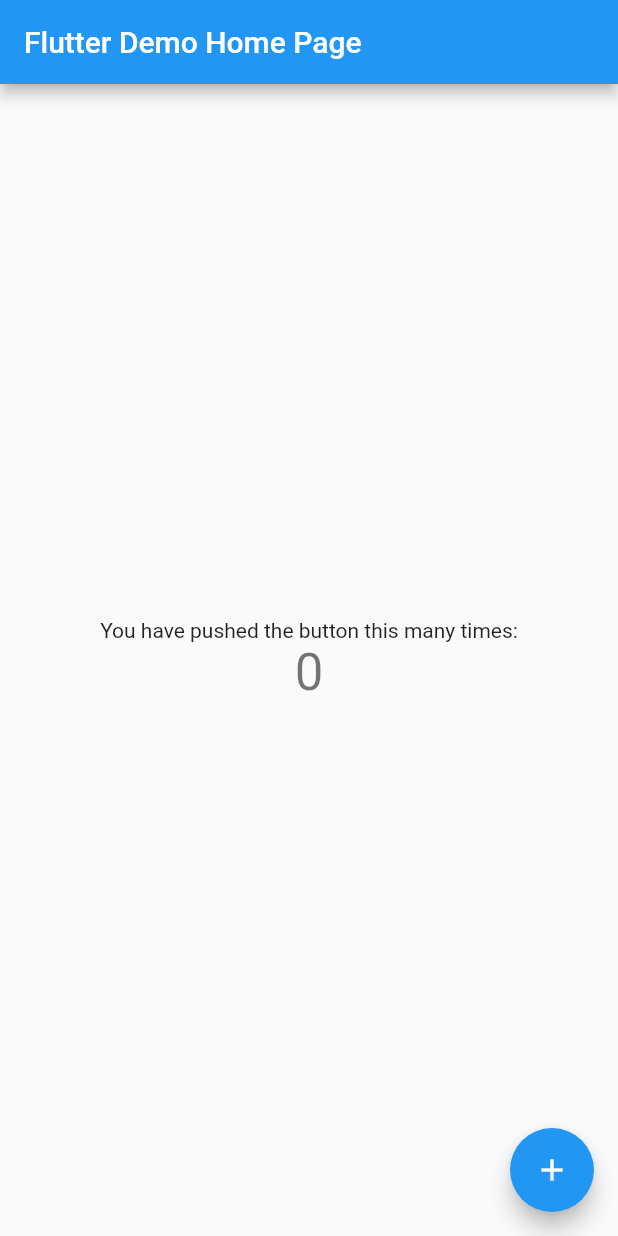
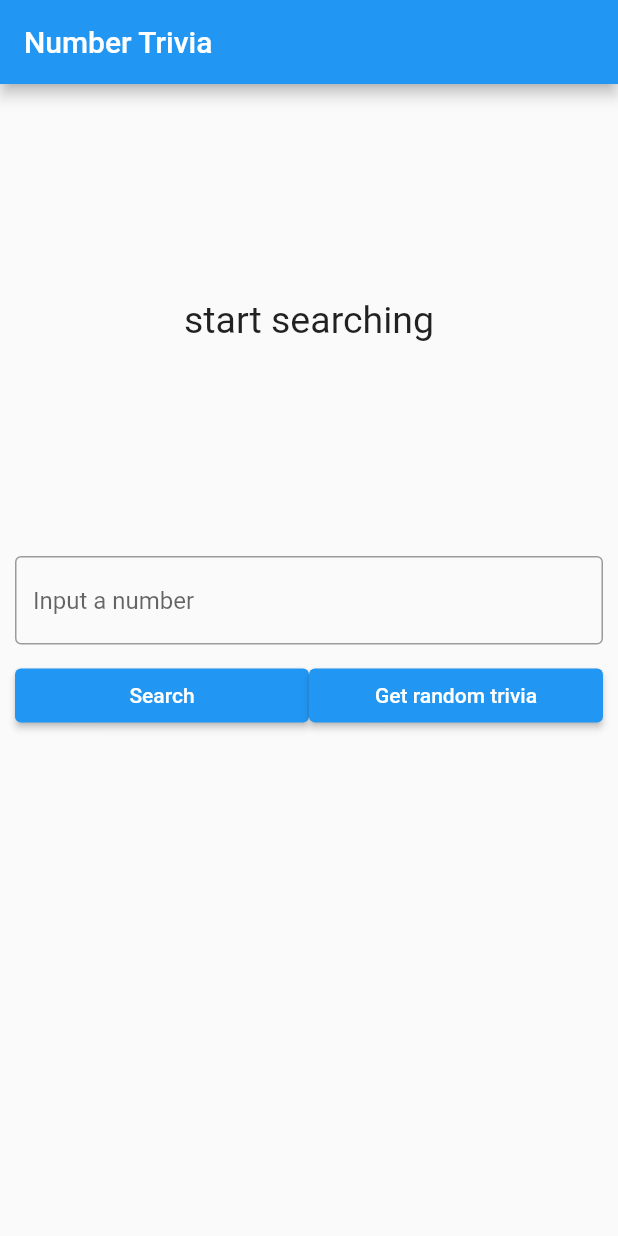
Before and after one commit to RaoulSudi/clean_architecture_app, a Flutter app: the screen it shows after launch, on a phone screen of 412 x 824 dp. Run offline on Flutter 3.47's test engine with Material 2 defaults, Android fonts, the light colour scheme and no system bars; our stand-ins replace bloc, dartz, equatable, flutter_bloc, get_it, shared_preferences; missing offline and left inert: data_connection_checker.

Commit message:
presentation UI

```diff
--- a/analysis_options.yaml
+++ b/analysis_options.yaml
@@ -22,6 +22,7 @@
   # `// ignore_for_file: name_of_lint` syntax on the line or in the file
   # producing the lint.
   rules:
+    unawaited_futures: true
     # avoid_print: false  # Uncomment to disable the `avoid_print` rule
     # prefer_single_quotes: true  # Uncomment to enable the `prefer_single_quotes` rule
 
--- a/lib/features/trivial_navigator/data/datasources/number_trevia_remote_data_source.dart
+++ b/lib/features/trivial_navigator/data/datasources/number_trevia_remote_data_source.dart
@@ -18,19 +18,19 @@
   NumberTriviaRemoteDataSourceImpl({required this.client});
 
   @override
-  Future<NumberTriviaModel> getConcreteNumberTrivia(int number) => _getTriviaFromUrl('http://numersapi.com/$number');
+  Future<NumberTriviaModel> getConcreteNumberTrivia(int number) => _getTriviaFromUrl('http://numbersapi.com/$number');
 
 
   @override
-  Future<NumberTriviaModel> getRandomNumberTrivia() => _getTriviaFromUrl('http://numersapi.com/random');
+  Future<NumberTriviaModel> getRandomNumberTrivia() => _getTriviaFromUrl('http://numbersapi.com/random');
 
   Future<NumberTriviaModel> _getTriviaFromUrl(String url) async {
 
-    final uri = Uri(path: url);
+    final uri = Uri.parse(url);
     final response = await client.get(
       uri,
       headers: {
-        'Content-Type': 'applicatoin/json',
+        'Content-Type': 'application/json',
       },
     );
 
--- a/lib/features/trivial_navigator/data/repositories/numer_trivia_repository_impl.dart
+++ b/lib/features/trivial_navigator/data/repositories/numer_trivia_repository_impl.dart
@@ -1,3 +1,5 @@
+import 'dart:async';
+
 import 'package:clean_architeture_app/core/error/exceptions.dart';
 import 'package:clean_architeture_app/core/error/failures.dart';
 import 'package:clean_architeture_app/core/network/network_info.dart';
@@ -40,7 +42,7 @@
     if (await networkInfo.isConnected) {
       try {
         final remoteTrivia = await getConcreteOrRandom();
-        localDataSource.cacheNumberTrivia(remoteTrivia);
+        unawaited(localDataSource.cacheNumberTrivia(remoteTrivia));
         return Right(remoteTrivia);
       } on ServerException {
         return Left(ServerFailure());
--- a/lib/main.dart
+++ b/lib/main.dart
@@ -1,116 +1,20 @@
+import 'package:clean_architeture_app/presentation/pages/number_trivia_page.dart';
 import 'package:flutter/material.dart';
+import 'injection_container.dart' as di;
 
-void main() {
-  runApp(const MyApp());
+Future<void> main() async {
+  WidgetsFlutterBinding.ensureInitialized();
+  await di.init();
+  runApp( MyApp());
 }
 
-class MyApp extends StatelessWidget {
-  const MyApp({Key? key}) : super(key: key);
-
-  // This widget is the root of your application.
+class MyApp extends StatelessWidget{
   @override
-  Widget build(BuildContext context) {
-    print("hallo");
-    return MaterialApp(
-      title: 'Flutter Demo',
-      theme: ThemeData(
-        // This is the theme of your application.
-        //
-        // Try running your application with "flutter run". You'll see the
-        // application has a blue toolbar. Then, without quitting the app, try
-        // changing the primarySwatch below to Colors.green and then invoke
-        // "hot reload" (press "r" in the console where you ran "flutter run",
-        // or simply save your changes to "hot reload" in a Flutter IDE).
-        // Notice that the counter didn't reset back to zero; the application
-        // is not restarted.
-        primarySwatch: Colors.blue,
-      ),
-      home: const MyHomePage(title: 'Flutter Demo Home Page'),
+  Widget build(BuildContext context){
+    return  MaterialApp(
+      title: 'Number Trivia',
+      theme: ThemeData(primaryColor: Colors.black12),
+      home: const NumberTriviaPage(),
     );
   }
 }
-
-class MyHomePage extends StatefulWidget {
-  const MyHomePage({Key? key, required this.title}) : super(key: key);
-
-  // This widget is the home page of your application. It is stateful, meaning
-  // that it has a State object (defined below) that contains fields that affect
-  // how it looks.
-
-  // This class is the configuration for the state. It holds the values (in this
-  // case the title) provided by the parent (in this case the App widget) and
-  // used by the build method of the State. Fields in a Widget subclass are
-  // always marked "final".
-
-  final String title;
-
-  @override
-  State<MyHomePage> createState() => _MyHomePageState();
-}
-
-class _MyHomePageState extends State<MyHomePage> {
-  int _counter = 0;
-
-  void _incrementCounter() {
-    setState(() {
-      // This call to setState tells the Flutter framework that something has
-      // changed in this State, which causes it to rerun the build method below
-      // so that the display can reflect the updated values. If we changed
-      // _counter without calling setState(), then the build method would not be
-      // called again, and so nothing would appear to happen.
-      _counter++;
-    });
-  }
-
-  @override
-  Widget build(BuildContext context) {
-    // This method is rerun every time setState is called, for instance as done
-    // by the _incrementCounter method above.
-    //
-    // The Flutter framework has been optimized to make rerunning build methods
-    // fast, so that you can just rebuild anything that needs updating rather
-    // than having to individually change instances of widgets.
-    return Scaffold(
-      appBar: AppBar(
-        // Here we take the value from the MyHomePage object that was created by
-        // the App.build method, and use it to set our appbar title.
-        title: Text(widget.title),
-      ),
-      body: Center(
-        // Center is a layout widget. It takes a single child and positions it
-        // in the middle of the parent.
-        child: Column(
-          // Column is also a layout widget. It takes a list of children and
-          // arranges them vertically. By default, it sizes itself to fit its
-          // children horizontally, and tries to be as tall as its parent.
-          //
-          // Invoke "debug painting" (press "p" in the console, choose the
-          // "Toggle Debug Paint" action from the Flutter Inspector in Android
-          // Studio, or the "Toggle Debug Paint" command in Visual Studio Code)
-          // to see the wireframe for each widget.
-          //
-          // Column has various properties to control how it sizes itself and
-          // how it positions its children. Here we use mainAxisAlignment to
-          // center the children vertically; the main axis here is the vertical
-          // axis because Columns are vertical (the cross axis would be
-          // horizontal).
-          mainAxisAlignment: MainAxisAlignment.center,
-          children: <Widget>[
-            const Text(
-              'You have pushed the button this many times:',
-            ),
-            Text(
-              '$_counter',
-              style: Theme.of(context).textTheme.headline4,
-            ),
-          ],
-        ),
-      ),
-      floatingActionButton: FloatingActionButton(
-        onPressed: _incrementCounter,
-        tooltip: 'Increment',
-        child: const Icon(Icons.add),
-      ), // This trailing comma makes auto-formatting nicer for build methods.
-    );
-  }
-}
--- a/lib/presentation/number_trivia_bloc.dart
+++ b/lib/presentation/number_trivia_bloc.dart
@@ -1,6 +1,8 @@
 import 'dart:async';
 
 import 'package:bloc/bloc.dart';
+import 'package:clean_architeture_app/core/error/failures.dart';
+import 'package:clean_architeture_app/core/use_cases/usecase.dart';
 import 'package:clean_architeture_app/core/util/input_converter.dart';
 import 'package:clean_architeture_app/features/trivial_navigator/domain/entities/number_trivia.dart';
 import 'package:clean_architeture_app/features/trivial_navigator/domain/use_cases/get_concrete_number_trivia.dart';
@@ -9,22 +11,67 @@
 import 'package:meta/meta.dart';
 
 part 'number_trivia_event.dart';
+
 part 'number_trivia_state.dart';
+
+const String SERVER_FAILURE_MESSAGE = 'SERVER FAILURE';
+const String CACHE_FAILURE_MESSAGE = 'CACHE FAILURE';
+const String INVALID_INPUT_FAILURE_MESSAGE =
+    'Invalid Input - Thr number must be a positive integer or zero';
 
 class NumberTriviaBloc extends Bloc<NumberTriviaEvent, NumberTriviaState> {
   final GetConcreteNumberTrivia getConcreteNumberTrivia;
   final GetRandomNumberTrivia getRandomNumberTrivia;
   final InputConverter inputConverter;
 
-  NumberTriviaBloc({required this.getConcreteNumberTrivia, required this.getRandomNumberTrivia, required this.inputConverter}) :
-        super(NumberTriviaInitial()) {
-    on<NumberTriviaEvent>((event, emit) {
-      // TODO: implement event handler
-    });
-    on<GetTriviaForConcreteNumber>((event, emit) {
-      // emit(MyState()); vorher: yield*(MyState());
-      inputConverter.stringToUnsignedInteger(event.numberString);
-      emit(Error(errorMessage: 'Invalid Input'));
-    });
+  NumberTriviaBloc(
+      {required this.getConcreteNumberTrivia,
+      required this.getRandomNumberTrivia,
+      required this.inputConverter})
+      : super(NumberTriviaInitial()) {
+    on<GetTriviaForConcreteNumber>(_onGetTriviaForConcreteNumber);
+    on<GetTriviaForRandomNumber>(_onGetTriviaForRandomNumber);
+  }
+
+  Future<void> _onGetTriviaForConcreteNumber(
+      GetTriviaForConcreteNumber event, Emitter emit) async{
+    // emit(MyState()); vorher: yield*(MyState());
+
+    final inputEither =
+        inputConverter.stringToUnsignedInteger(event.numberString);
+    await inputEither.fold(
+        (failure)async => emit(Error(errorMessage: INVALID_INPUT_FAILURE_MESSAGE)),
+        (integer) async {
+          emit(Loading());
+          final failureOrTrivia = await getConcreteNumberTrivia(Params(number: integer));
+          failureOrTrivia.fold((failure) => emit(Error(errorMessage: _mapFailureToMessage(failure))),
+                 (trivia) =>  emit(Loaded(trivia: trivia)));
+
+        });
+  }
+
+  Future<void> _onGetTriviaForRandomNumber(
+      GetTriviaForRandomNumber event, Emitter emit) async {
+    // emit(MyState()); vorher: yield*(MyState());
+
+
+          emit(Loading());
+          final failureOrTrivia = await getRandomNumberTrivia(NoParams());
+          failureOrTrivia.fold((failure) => emit(Error(errorMessage: _mapFailureToMessage(failure))),
+                  (trivia) =>  emit(Loaded(trivia: trivia)));
+
+
+  }
+
+  String _mapFailureToMessage(Failure failure){
+    switch (failure.runtimeType) {
+      case ServerFailure:
+        return SERVER_FAILURE_MESSAGE;
+      case CacheFailure:
+        return CACHE_FAILURE_MESSAGE;
+        default:
+        return 'Unexpected error';
+
+    }
   }
 }
--- /dev/null
+++ b/lib/presentation/pages/number_trivia_page.dart
@@ -0,0 +1,117 @@
+import 'package:clean_architeture_app/injection_container.dart';
+import 'package:clean_architeture_app/presentation/number_trivia_bloc.dart';
+import 'package:flutter/material.dart';
+import 'package:flutter_bloc/flutter_bloc.dart';
+
+import '../../features/trivial_navigator/domain/entities/number_trivia.dart';
+import '../widgets/loading_widget.dart';
+import '../widgets/message_display.dart';
+import '../widgets/trivia_display.dart';
+
+class NumberTriviaPage extends StatelessWidget {
+  const NumberTriviaPage({Key? key}) : super(key: key);
+
+  @override
+  Widget build(BuildContext context) {
+    return Scaffold(
+      appBar: AppBar(
+        title: const Text('Number Trivia'),
+      ),
+      body: buildBody(context),
+    );
+  }
+
+  BlocProvider<NumberTriviaBloc> buildBody(BuildContext context) {
+    return BlocProvider(
+        create: (_) => sl<NumberTriviaBloc>(),
+        child: Center(
+          child: Padding(
+            padding: const EdgeInsets.all(10),
+            child: Column(
+              children: <Widget>[
+                const SizedBox(height: 10),
+                //top half
+                BlocBuilder<NumberTriviaBloc, NumberTriviaState>(
+                  builder: (context, state) {
+                    if (state is NumberTriviaInitial) {
+                      return SizedBox(
+                        height: MediaQuery.of(context).size.height / 3,
+                        child: const MessageDisplay(
+                          message: 'start searching',
+                        ),
+                      );
+                    } else if (state is Loading) {
+                      return const LoadingWidget();
+                    } else if (state is Loaded) {
+                      return TriviaDisplay(numberTrivia: state.trivia);
+                    } else if (state is Error) {
+                      return MessageDisplay(message: state.errorMessage);
+                    } else {
+                      return Container();
+                    }
+                  },
+                ),
+
+                const SizedBox(height: 20),
+                // bottom half
+                const TriviaControlls()
+              ],
+            ),
+          ),
+        ));
+  }
+}
+
+class TriviaControlls extends StatefulWidget {
+  const TriviaControlls({Key? key}) : super(key: key);
+
+  @override
+  State<TriviaControlls> createState() => _TriviaControllsState();
+}
+
+class _TriviaControllsState extends State<TriviaControlls> {
+  final controller = TextEditingController();
+  late String inputStr;
+
+  @override
+  Widget build(BuildContext context) {
+    return Column(
+      children: <Widget>[
+        TextField(
+          controller: controller,
+          keyboardType: TextInputType.number,
+          decoration: InputDecoration(
+              border: const OutlineInputBorder(), hintText: 'Input a number'),
+          onChanged: (value) {
+            inputStr = value;
+          },
+          onSubmitted: (_) {
+            dispatchConcret();
+          },
+        ),
+        const SizedBox(
+          height: 10,
+        ),
+        Row(
+          children: <Widget>[
+            Expanded(
+                child: ElevatedButton(onPressed: () {dispatchConcret();}, child: Text('Search'))),
+            Expanded(
+                child: ElevatedButton(
+                    onPressed: () {dispatchRandom();}, child: Text('Get random trivia'))),
+          ],
+        )
+      ],
+    );
+  }
+
+  void dispatchConcret() {
+    controller.clear();
+    BlocProvider.of<NumberTriviaBloc>(context).add(GetTriviaForConcreteNumber(inputStr));
+  }
+
+  void dispatchRandom() {
+    controller.clear();
+    BlocProvider.of<NumberTriviaBloc>(context).add(GetTriviaForRandomNumber());
+  }
+}
--- /dev/null
+++ b/lib/presentation/widgets/message_display.dart
@@ -0,0 +1,20 @@
+import 'package:flutter/cupertino.dart';
+
+class MessageDisplay extends StatelessWidget {
+  final String message;
+
+  const MessageDisplay({required this.message, Key? key}) : super(key: key);
+
+  @override
+  Widget build(BuildContext context) {
+    return Container(
+      height: MediaQuery.of(context).size.height / 3,
+      child: Center(
+        child: SingleChildScrollView(
+          child: Text(message,
+              style: TextStyle(fontSize: 25), textAlign: TextAlign.center),
+        ),
+      ),
+    );
+  }
+}
--- /dev/null
+++ b/lib/presentation/widgets/widgets.dart
@@ -0,0 +1,3 @@
+export 'loading_widget.dart';
+export 'message_display.dart';
+export 'trivia_display.dart';
--- a/pubspec.yaml
+++ b/pubspec.yaml
@@ -47,6 +47,7 @@
 dev_dependencies:
   flutter_test:
     sdk: flutter
+  bloc_test: ^9.0.3
 
   # The "flutter_lints" package below contains a set of recommended lints to
   # encourage good coding practices. The lint set provided by the package is
```
Also changed, not shown: lib/injection_container.dart (added, +52 -0 lines), lib/presentation/widgets/loading_widget.dart (added, +16 -0 lines), lib/presentation/widgets/trivia_display.dart (added, +31 -0 lines), pubspec.lock, 1 other file.
